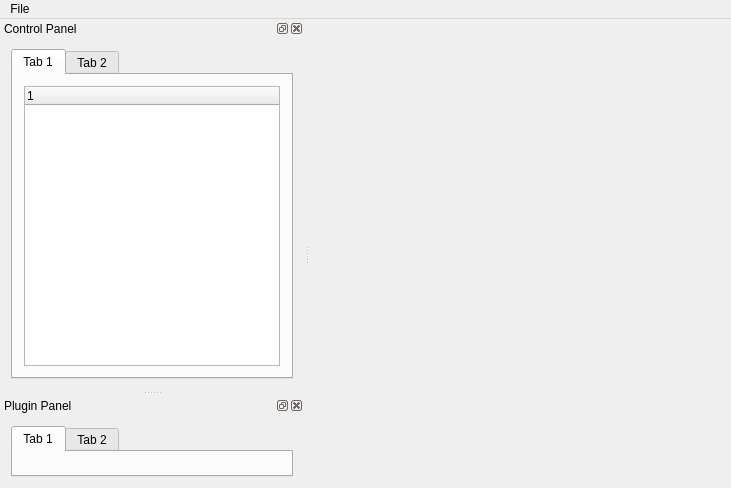
nullas/PetGL, file PGL/PetGL.ui: the form before one commit.
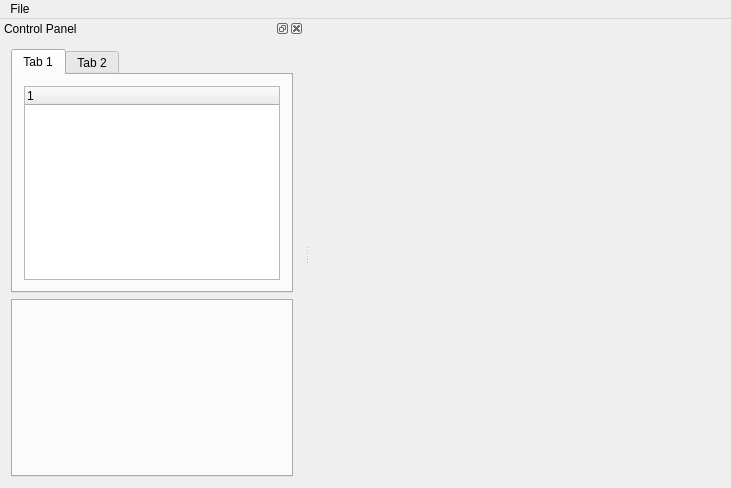
The form after the commit. Custom widgets are drawn as their Qt base class.

The edit to the form file:
```diff
--- a/PGL/PetGL.ui
+++ b/PGL/PetGL.ui
@@ -44,7 +44,7 @@
    <property name="minimumSize">
     <size>
      <width>300</width>
-     <height>183</height>
+     <height>226</height>
     </size>
    </property>
    <property name="windowTitle">
@@ -113,37 +113,8 @@
        </widget>
       </widget>
      </item>
-    </layout>
-   </widget>
-  </widget>
-  <widget class="QDockWidget" name="PluginPanel">
-   <property name="sizePolicy">
-    <sizepolicy hsizetype="Expanding" vsizetype="Expanding">
-     <horstretch>0</horstretch>
-     <verstretch>0</verstretch>
-    </sizepolicy>
-   </property>
-   <property name="windowTitle">
-    <string>Plugin Panel</string>
-   </property>
-   <attribute name="dockWidgetArea">
-    <number>1</number>
-   </attribute>
-   <widget class="QWidget" name="dockWidgetContents">
-    <layout class="QVBoxLayout" name="verticalLayout_3">
      <item>
-      <widget class="QTabWidget" name="tabWidget_2">
-       <widget class="QWidget" name="tab_3">
-        <attribute name="title">
-         <string>Tab 1</string>
-        </attribute>
-       </widget>
-       <widget class="QWidget" name="tab_4">
-        <attribute name="title">
-         <string>Tab 2</string>
-        </attribute>
-       </widget>
-      </widget>
+      <widget class="QTabWidget" name="tabPlugin"/>
      </item>
     </layout>
    </widget>
```
Left out of the diff: 2 changed lines with no effect on the pictures.
